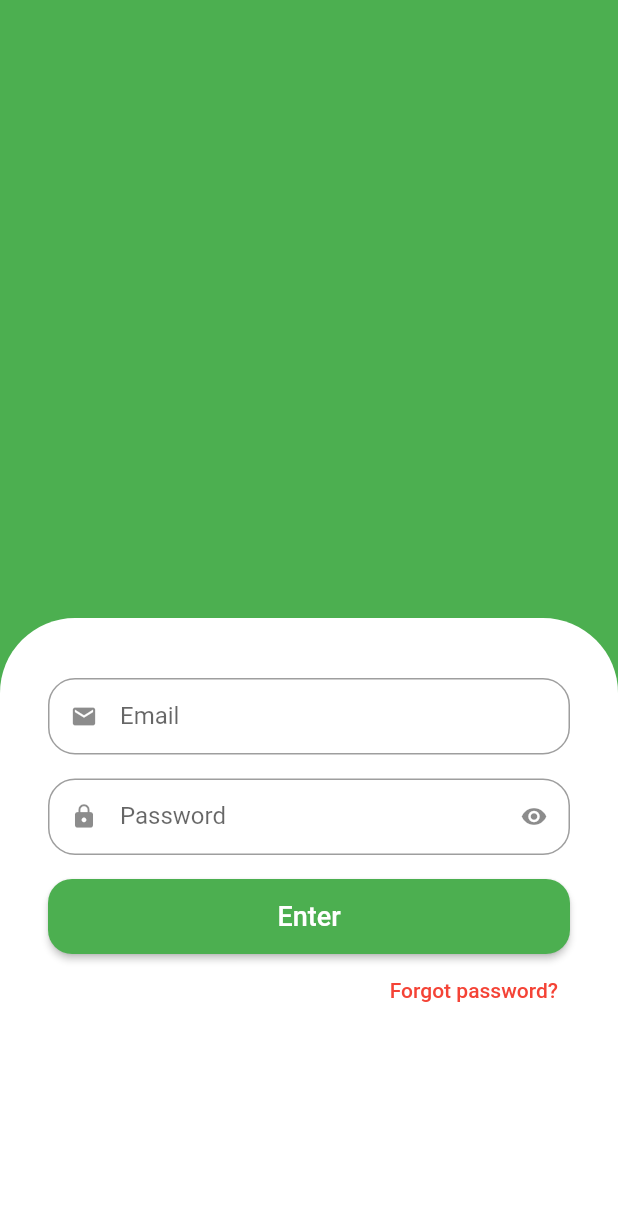
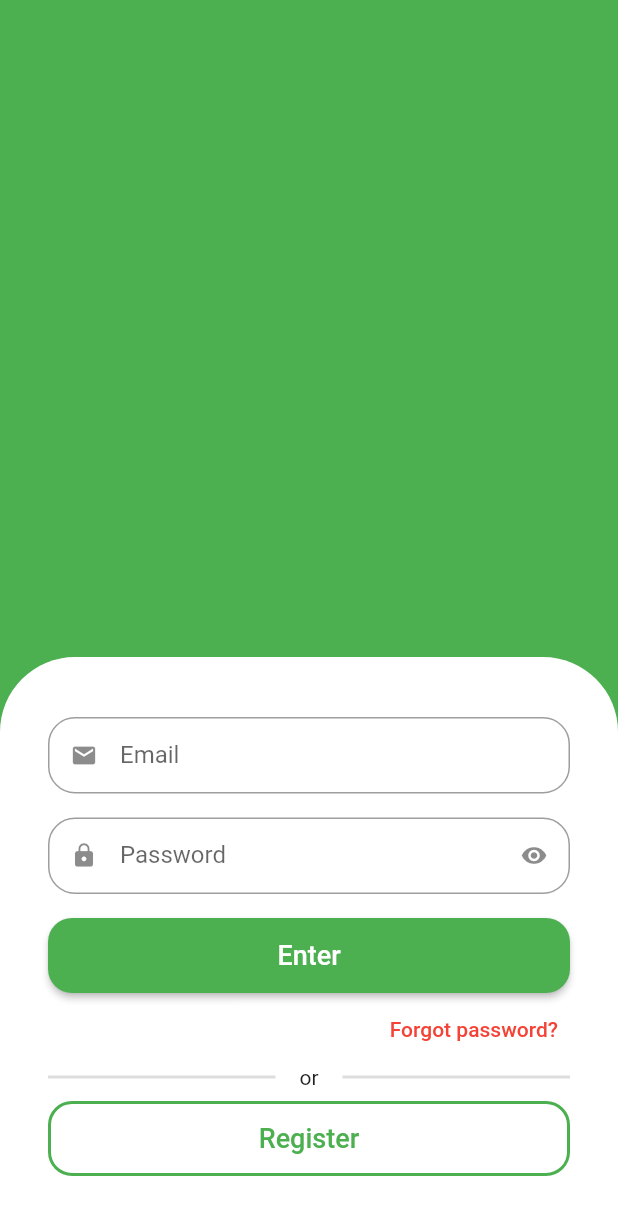
Before and after one commit to felipecastrosales/mercadinho, a Flutter app: the screen it shows after launch, on a phone screen of 412 x 824 dp. Shown: the top 1215 px of the screen. Run offline on Flutter 3.47's test engine with Material 2 defaults, Android fonts, the phone set to English and light mode, and no system bars.

Commit message:
creating the register button without Expanded

```diff
--- a/lib/src/auth/sign_in_screen.dart
+++ b/lib/src/auth/sign_in_screen.dart
@@ -16,8 +16,7 @@ class SignInScreen extends StatelessWidget {
               color: Colors.green,
             ),
           ),
-          Expanded(
-            child: Container(
+          Container(
             padding: const EdgeInsets.symmetric(
               horizontal: 32,
               vertical: 40,
@@ -69,8 +68,51 @@ class SignInScreen extends StatelessWidget {
                     ),
                   ),
                 ),
+                Padding(
+                  padding: const EdgeInsets.only(bottom: 8),
+                  child: Row(
+                    children: [
+                      Expanded(
+                        child: Divider(
+                          color: Colors.grey.withAlpha(90),
+                          thickness: 2,
+                        ),
+                      ),
+                      const Padding(
+                        padding: EdgeInsets.symmetric(horizontal: 16),
+                        child: Text('or'),
+                      ),
+                      Expanded(
+                        child: Divider(
+                          color: Colors.grey.withAlpha(90),
+                          thickness: 2,
+                        ),
+                      ),
                     ],
                   ),
+                ),
+                SizedBox(
+                  height: 50,
+                  child: OutlinedButton(
+                    onPressed: () {},
+                    style: OutlinedButton.styleFrom(
+                      shape: RoundedRectangleBorder(
+                        borderRadius: BorderRadius.circular(16),
+                      ),
+                      side: const BorderSide(
+                        width: 2,
+                        color: Colors.green,
+                      ),
+                    ),
+                    child: const Text(
+                      'Register',
+                      style: TextStyle(
+                        fontSize: 18,
+                      ),
+                    ),
+                  ),
+                ),
+              ],
             ),
           ),
         ],
```
Lines whose indentation alone changed are shown as unchanged.
